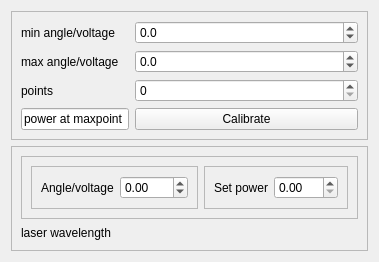
First picture: the form in nplab/instrument/electronics/power_control.ui, repository nanophotonics/nplab, before the edit.
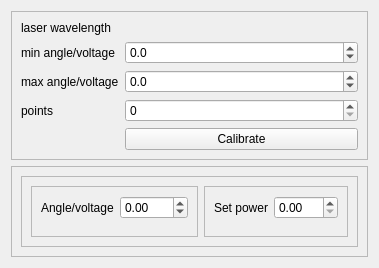
Second picture: the form after the edit.

Commit message: power control revamp

Diff of the .ui file:
```diff
--- a/nplab/instrument/electronics/power_control.ui
+++ b/nplab/instrument/electronics/power_control.ui
@@ -7,7 +7,7 @@
     <x>0</x>
     <y>0</y>
     <width>354</width>
-    <height>262</height>
+    <height>268</height>
    </rect>
   </property>
   <property name="windowTitle">
@@ -29,76 +29,70 @@
       <enum>QFrame::Raised</enum>
      </property>
      <layout class="QFormLayout" name="formLayout_5">
+      <item row="8" column="1">
+       <widget class="QPushButton" name="calibrate_power_gui_pushButton">
+        <property name="text">
+         <string>Calibrate</string>
+        </property>
+       </widget>
+      </item>
+      <item row="1" column="0">
+       <widget class="QLabel" name="title_label">
+        <property name="text">
+         <string>laser wavelength</string>
+        </property>
+       </widget>
+      </item>
+      <item row="2" column="1">
+       <widget class="QDoubleSpinBox" name="min_param_doubleSpinBox">
+        <property name="decimals">
+         <number>1</number>
+        </property>
+        <property name="minimum">
+         <double>-360.000000000000000</double>
+        </property>
+        <property name="maximum">
+         <double>360.000000000000000</double>
+        </property>
+       </widget>
+      </item>
       <item row="2" column="0">
-       <widget class="QLabel" name="label_2">
-        <property name="text">
-         <string>max angle/voltage</string>
-        </property>
-       </widget>
-      </item>
-      <item row="0" column="0">
        <widget class="QLabel" name="label_9">
         <property name="text">
          <string>min angle/voltage</string>
         </property>
        </widget>
       </item>
-      <item row="0" column="1">
-       <widget class="QDoubleSpinBox" name="doubleSpinBox_min_param">
-        <property name="decimals">
-         <number>1</number>
-        </property>
-        <property name="minimum">
-         <double>-360.000000000000000</double>
-        </property>
-        <property name="maximum">
-         <double>360.000000000000000</double>
-        </property>
-       </widget>
-      </item>
-      <item row="2" column="1">
-       <widget class="QDoubleSpinBox" name="doubleSpinBox_max_param">
-        <property name="decimals">
-         <number>1</number>
-        </property>
-        <property name="minimum">
-         <double>-800.000000000000000</double>
-        </property>
-        <property name="maximum">
-         <double>800.000000000000000</double>
-        </property>
-       </widget>
-      </item>
-      <item row="3" column="0">
+      <item row="5" column="0">
        <widget class="QLabel" name="label">
         <property name="text">
          <string>points</string>
         </property>
        </widget>
       </item>
-      <item row="3" column="1">
-       <widget class="QSpinBox" name="number_points_spinBox"/>
-      </item>
-      <item row="6" column="1">
-       <widget class="QPushButton" name="pushButton_calibrate_power">
+      <item row="4" column="0">
+       <widget class="QLabel" name="label_2">
         <property name="text">
-         <string>Calibrate</string>
+         <string>max angle/voltage</string>
         </property>
        </widget>
       </item>
-      <item row="6" column="0">
-       <widget class="QLineEdit" name="measured_power_lineEdit">
-        <property name="sizePolicy">
-         <sizepolicy hsizetype="Preferred" vsizetype="Fixed">
-          <horstretch>0</horstretch>
-          <verstretch>0</verstretch>
-         </sizepolicy>
+      <item row="4" column="1">
+       <widget class="QDoubleSpinBox" name="max_param_doubleSpinBox">
+        <property name="decimals">
+         <number>1</number>
         </property>
-        <property name="text">
-         <string>power at maxpoint</string>
+        <property name="minimum">
+         <double>-800.000000000000000</double>
         </property>
+        <property name="maximum">
+         <double>800.000000000000000</double>
+        </property>
        </widget>
       </item>
+      <item row="5" column="1">
+       <widget class="QSpinBox" name="calibration_points_spinBox"/>
+      </item>
      </layout>
     </widget>
    </item>
@@ -184,13 +178,6 @@
         </layout>
        </widget>
       </item>
-      <item>
-       <widget class="QLabel" name="laser_label">
-        <property name="text">
-         <string>laser wavelength</string>
-        </property>
-       </widget>
-      </item>
      </layout>
     </widget>
    </item>
```
Left out of the diff: 4 changed lines with no effect on the pictures. The commit also changes 11 other files.
